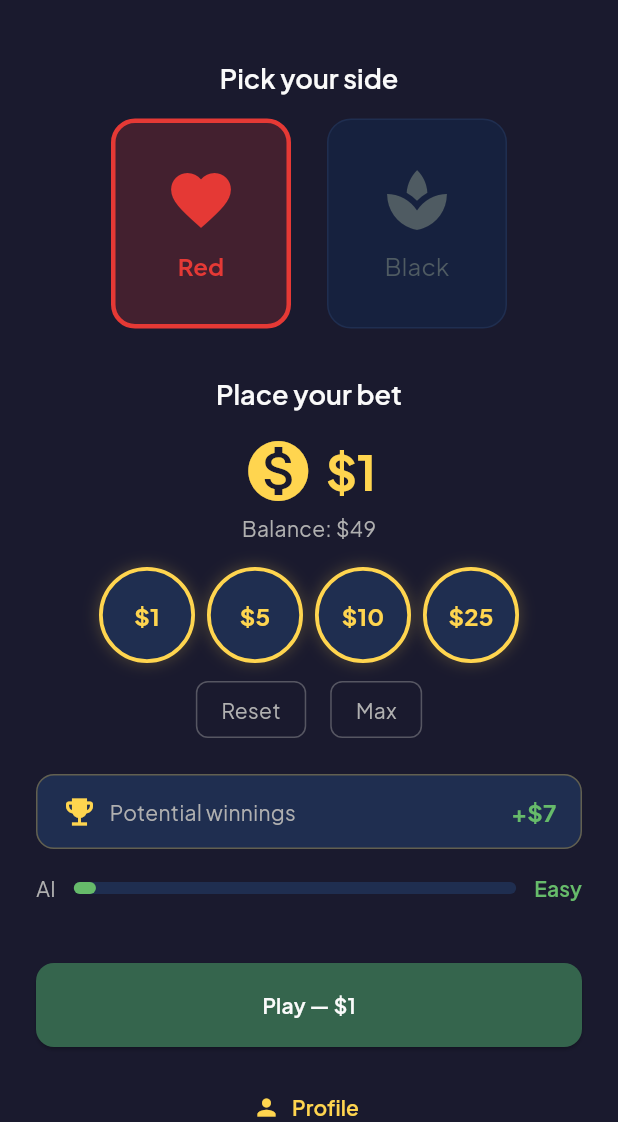
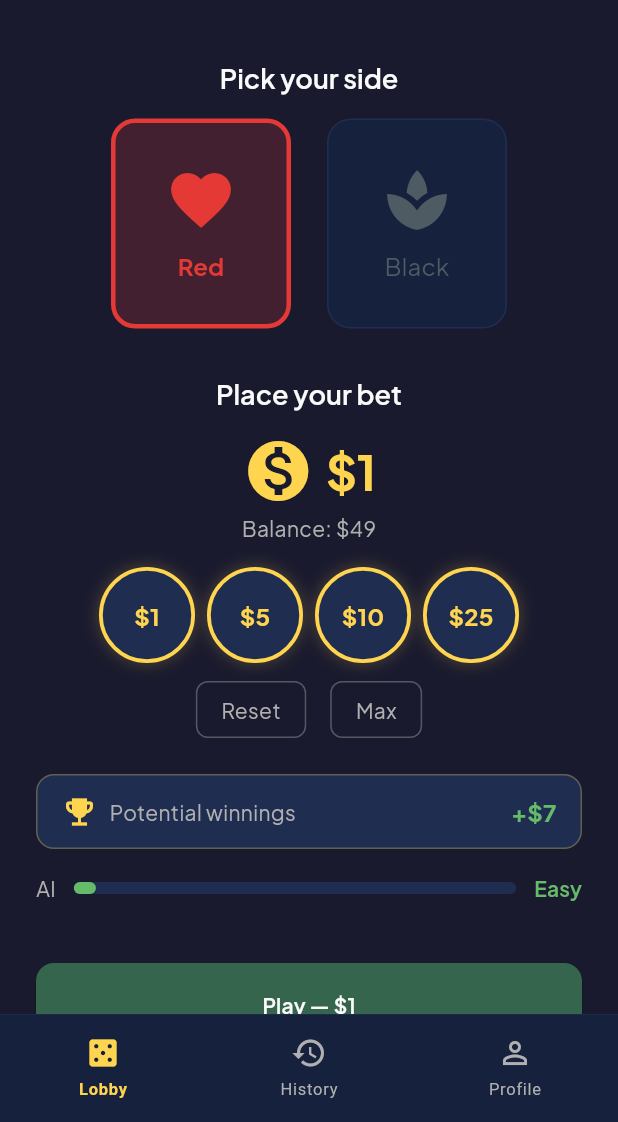
Before and after one commit to Strime/tictacbet, a Flutter app: the screen it shows after launch, on a phone screen of 412 x 824 dp, the part 114-1236 px from its top. Run offline on Flutter 3.47's test engine with Material 3 defaults, Android fonts, the phone set to English and light mode, and no system bars; drawn by our look-alikes of flutter_animate; our stand-ins replace equatable, flutter_bloc, freezed_annotation, get_it, go_router, google_fonts and 2 more.

Commit message:
feat: app navigation with animated bottom bar
Introduce StatefulShellRoute.indexedStack with 3 tabs (Lobby, History,
Profile) and a custom animated NavigationBar using flutter_animate.
Game route stays outside the shell for full-screen immersion.

- Replace flat GoRoutes with ShellRoute + 3 StatefulShellBranch
- Create ScaffoldWithNavBar with AnimatedSwitcher, shimmer, haptic
- Remove Scaffold from LobbyPage (shell provides it)
- Switch lobby game nav from context.go to context.push
- Switch game back/playAgain from context.go to context.pop
- Add History and Profile placeholder pages
- Add l10n keys for nav labels and placeholders (EN/FR)
- Remove unused bottomNavigationBarTheme from AppTheme

Co-Authored-By: Claude Opus 4.6 <noreply@anthropic.com>

```diff
--- /dev/null
+++ b/lib/core/navigation/scaffold_with_nav_bar.dart
@@ -0,0 +1,170 @@
+import 'package:flutter/material.dart';
+import 'package:flutter/services.dart';
+import 'package:flutter_animate/flutter_animate.dart';
+import 'package:go_router/go_router.dart';
+
+import '../../l10n/app_localizations.dart';
+import '../theme/app_colors.dart';
+import '../theme/app_spacing.dart';
+
+class ScaffoldWithNavBar extends StatelessWidget {
+  final StatefulNavigationShell navigationShell;
+
+  const ScaffoldWithNavBar({
+    super.key,
+    required this.navigationShell,
+  });
+
+  @override
+  Widget build(BuildContext context) {
+    final l10n = AppLocalizations.of(context)!;
+
+    return Scaffold(
+      body: navigationShell,
+      bottomNavigationBar: _NavBar(
+        selectedIndex: navigationShell.currentIndex,
+        onTap: (index) {
+          HapticFeedback.lightImpact();
+          navigationShell.goBranch(
+            index,
+            initialLocation: index == navigationShell.currentIndex,
+          );
+        },
+        items: [
+          _NavItem(
+            icon: Icons.casino_outlined,
+            selectedIcon: Icons.casino,
+            label: l10n.nav_lobby,
+          ),
+          _NavItem(
+            icon: Icons.history_outlined,
+            selectedIcon: Icons.history,
+            label: l10n.nav_history,
+          ),
+          _NavItem(
+            icon: Icons.person_outline,
+            selectedIcon: Icons.person,
+            label: l10n.nav_profile,
+          ),
+        ],
+      ),
+    );
+  }
+}
+
+class _NavItem {
+  final IconData icon;
+  final IconData selectedIcon;
+  final String label;
+
+  const _NavItem({
+    required this.icon,
+    required this.selectedIcon,
+    required this.label,
+  });
+}
+
+class _NavBar extends StatelessWidget {
+  final int selectedIndex;
+  final ValueChanged<int> onTap;
+  final List<_NavItem> items;
+
+  const _NavBar({
+    required this.selectedIndex,
+    required this.onTap,
+    required this.items,
+  });
+
+  @override
+  Widget build(BuildContext context) {
+    return Container(
+      height: AppSpacing.bottomNavHeight,
+      decoration: const BoxDecoration(
+        color: AppColors.surface,
+        border: Border(
+          top: BorderSide(color: AppColors.surfaceLight, width: 0.5),
+        ),
+      ),
+      child: SafeArea(
+        top: false,
+        child: Row(
+          children: List.generate(items.length, (index) {
+            return Expanded(
+              child: _NavDestination(
+                item: items[index],
+                isSelected: index == selectedIndex,
+                onTap: () => onTap(index),
+              ),
+            );
+          }),
+        ),
+      ),
+    );
+  }
+}
+
+class _NavDestination extends StatelessWidget {
+  final _NavItem item;
+  final bool isSelected;
+  final VoidCallback onTap;
+
+  const _NavDestination({
+    required this.item,
+    required this.isSelected,
+    required this.onTap,
+  });
+
+  @override
+  Widget build(BuildContext context) {
+    return GestureDetector(
+      behavior: HitTestBehavior.opaque,
+      onTap: onTap,
+      child: Column(
+        mainAxisAlignment: MainAxisAlignment.center,
+        children: [
+          AnimatedSwitcher(
+            duration: const Duration(milliseconds: AppSpacing.animationMedium),
+            switchInCurve: Curves.easeOut,
+            switchOutCurve: Curves.easeIn,
+            transitionBuilder: (child, animation) {
+              return FadeTransition(
+                opacity: animation,
+                child: ScaleTransition(scale: animation, child: child),
+              );
+            },
+            child: isSelected
+                ? Icon(
+                    item.selectedIcon,
+                    key: const ValueKey('selected'),
+                    size: AppSpacing.iconMd,
+                    color: AppColors.chipGold,
+                  )
+                    .animate(
+                      onPlay: (c) => c.repeat(reverse: true),
+                    )
+                    .shimmer(
+                      delay: 1.seconds,
+                      duration: 2.seconds,
+                      color: AppColors.chipGold.withValues(alpha: 0.3),
+                    )
+                : Icon(
+                    item.icon,
+                    key: const ValueKey('unselected'),
+                    size: AppSpacing.iconMd,
+                    color: AppColors.textSecondary,
+                  ),
+          ),
+          const SizedBox(height: AppSpacing.xs),
+          AnimatedDefaultTextStyle(
+            duration: const Duration(milliseconds: AppSpacing.animationMedium),
+            style: Theme.of(context).textTheme.labelSmall!.copyWith(
+              fontWeight: isSelected ? FontWeight.w600 : FontWeight.normal,
+              color: isSelected ? AppColors.chipGold : AppColors.textSecondary,
+            ),
+            child: Text(item.label),
+          ),
+        ],
+      ),
+    );
+  }
+}
--- a/lib/core/router/app_router.dart
+++ b/lib/core/router/app_router.dart
@@ -3,11 +3,15 @@ import 'package:go_router/go_router.dart';
 
 import '../../features/game/domain/entities/player_side.dart';
 import '../../features/game/presentation/pages/game_page.dart';
+import '../../features/history/presentation/pages/history_page.dart';
 import '../../features/lobby/presentation/pages/lobby_page.dart';
+import '../../features/profile/presentation/pages/profile_page.dart';
+import '../navigation/scaffold_with_nav_bar.dart';
 
 abstract class AppRoutes {
   static const lobby = '/';
   static const game = '/game';
+  static const history = '/history';
   static const profile = '/profile';
 }
 
@@ -23,25 +27,56 @@ class GameParams {
   });
 }
 
+final _rootNavigatorKey = GlobalKey<NavigatorState>();
+final _lobbyNavigatorKey = GlobalKey<NavigatorState>(debugLabel: 'lobby');
+final _historyNavigatorKey = GlobalKey<NavigatorState>(debugLabel: 'history');
+final _profileNavigatorKey = GlobalKey<NavigatorState>(debugLabel: 'profile');
+
 final appRouter = GoRouter(
+  navigatorKey: _rootNavigatorKey,
   initialLocation: AppRoutes.lobby,
   routes: [
-    GoRoute(
-      path: AppRoutes.lobby,
-      builder: (context, state) => const LobbyPage(),
+    StatefulShellRoute.indexedStack(
+      builder: (context, state, navigationShell) {
+        return ScaffoldWithNavBar(navigationShell: navigationShell);
+      },
+      branches: [
+        StatefulShellBranch(
+          navigatorKey: _lobbyNavigatorKey,
+          routes: [
+            GoRoute(
+              path: AppRoutes.lobby,
+              builder: (context, state) => const LobbyPage(),
+            ),
+          ],
+        ),
+        StatefulShellBranch(
+          navigatorKey: _historyNavigatorKey,
+          routes: [
+            GoRoute(
+              path: AppRoutes.history,
+              builder: (context, state) => const HistoryPage(),
+            ),
+          ],
+        ),
+        StatefulShellBranch(
+          navigatorKey: _profileNavigatorKey,
+          routes: [
+            GoRoute(
+              path: AppRoutes.profile,
+              builder: (context, state) => const ProfilePage(),
+            ),
+          ],
+        ),
+      ],
     ),
     GoRoute(
       path: AppRoutes.game,
+      parentNavigatorKey: _rootNavigatorKey,
       builder: (context, state) {
         final params = state.extra! as GameParams;
         return GamePage(params: params);
       },
     ),
-    GoRoute(
-      path: AppRoutes.profile,
-      builder: (context, state) => const Scaffold(
-        body: Center(child: Text('Profile — TODO')),
-      ),
-    ),
   ],
 );
--- a/lib/core/theme/app_theme.dart
+++ b/lib/core/theme/app_theme.dart
@@ -24,11 +24,6 @@ class AppTheme {
     inputDecorationTheme: _inputDecorationTheme,
     cardTheme: _cardTheme,
     dividerTheme: const DividerThemeData(space: 1, thickness: 1),
-    bottomNavigationBarTheme: const BottomNavigationBarThemeData(
-      backgroundColor: AppColors.surface,
-      selectedItemColor: AppColors.chipGold,
-      unselectedItemColor: AppColors.textSecondary,
-    ),
   );
 
   static AppBarTheme get _appBarTheme => const AppBarTheme(
--- a/lib/features/game/presentation/pages/game_page.dart
+++ b/lib/features/game/presentation/pages/game_page.dart
@@ -138,7 +138,7 @@ class _GameView extends StatelessWidget {
         l10n: l10n,
         onPlayAgain: () {
           Navigator.of(context).pop();
-          context.go(AppRoutes.lobby);
+          context.pop();
         },
       ),
     );
@@ -176,7 +176,7 @@ class _StatusBar extends StatelessWidget {
       mainAxisAlignment: MainAxisAlignment.spaceBetween,
       children: [
         IconButton(
-          onPressed: () => context.go(AppRoutes.lobby),
+          onPressed: () => context.pop(),
           icon: const Icon(Icons.arrow_back),
         ),
         Text(
--- a/lib/features/lobby/presentation/pages/lobby_page.dart
+++ b/lib/features/lobby/presentation/pages/lobby_page.dart
@@ -35,8 +35,7 @@ class _LobbyView extends StatelessWidget {
   Widget build(BuildContext context) {
     final l10n = AppLocalizations.of(context)!;
 
-    return Scaffold(
-      body: SafeArea(
+    return SafeArea(
       child: BlocBuilder<LobbyBloc, LobbyState>(
         builder: (context, state) {
           if (state is! LobbyReady) {
@@ -118,7 +117,7 @@ class _LobbyView extends StatelessWidget {
                   child: ElevatedButton(
                     onPressed: () {
                       HapticFeedback.mediumImpact();
-                        context.go(
+                      context.push(
                         AppRoutes.game,
                         extra: GameParams(
                           humanSide: state.selectedSide,
@@ -138,23 +137,11 @@ class _LobbyView extends StatelessWidget {
                       duration: 1.5.seconds,
                       color: AppColors.chipGold.withValues(alpha: 0.15),
                     ),
-                  const SizedBox(height: AppSpacing.lg),
-
-                  // Profile button
-                  TextButton.icon(
-                    onPressed: () => context.go(AppRoutes.profile),
-                    icon: const Icon(Icons.person, color: AppColors.chipGold),
-                    label: Text(
-                      l10n.profile_title,
-                      style: const TextStyle(color: AppColors.chipGold),
-                    ),
-                  ),
               ],
             ),
           );
         },
       ),
-      ),
     );
   }
 }
--- a/lib/l10n/app_en.arb
+++ b/lib/l10n/app_en.arb
@@ -55,6 +55,15 @@
   "achievement_whale": "Whale",
   "achievement_whale_desc": "Win a game with a $50+ bet",
 
+  "nav_lobby": "Lobby",
+  "nav_history": "History",
+  "nav_profile": "Profile",
+
+  "history_title": "History",
+  "history_comingSoon": "Coming soon",
+
+  "profile_comingSoon": "Coming soon",
+
   "common_error_unknown": "An unexpected error occurred",
   "common_error_storage": "Failed to save data"
 }
--- a/lib/l10n/app_fr.arb
+++ b/lib/l10n/app_fr.arb
@@ -53,6 +53,15 @@
   "achievement_whale": "Whale",
   "achievement_whale_desc": "Gagner avec une mise de 50$+",
 
+  "nav_lobby": "Lobby",
+  "nav_history": "Historique",
+  "nav_profile": "Profil",
+
+  "history_title": "Historique",
+  "history_comingSoon": "Bientôt disponible",
+
+  "profile_comingSoon": "Bientôt disponible",
+
   "common_error_unknown": "Une erreur inattendue s'est produite",
   "common_error_storage": "Échec de la sauvegarde"
 }
--- a/lib/l10n/app_localizations.dart
+++ b/lib/l10n/app_localizations.dart
@@ -380,6 +380,42 @@ abstract class AppLocalizations {
   /// **'Win a game with a \$50+ bet'**
   String get achievement_whale_desc;
 
+  /// No description provided for @nav_lobby.
+  ///
+  /// In en, this message translates to:
+  /// **'Lobby'**
+  String get nav_lobby;
+
+  /// No description provided for @nav_history.
+  ///
+  /// In en, this message translates to:
+  /// **'History'**
+  String get nav_history;
+
+  /// No description provided for @nav_profile.
+  ///
+  /// In en, this message translates to:
+  /// **'Profile'**
+  String get nav_profile;
+
+  /// No description provided for @history_title.
+  ///
+  /// In en, this message translates to:
+  /// **'History'**
+  String get history_title;
+
+  /// No description provided for @history_comingSoon.
+  ///
+  /// In en, this message translates to:
+  /// **'Coming soon'**
+  String get history_comingSoon;
+
+  /// No description provided for @profile_comingSoon.
+  ///
+  /// In en, this message translates to:
+  /// **'Coming soon'**
+  String get profile_comingSoon;
+
   /// No description provided for @common_error_unknown.
   ///
   /// In en, this message translates to:
--- a/lib/l10n/app_localizations_en.dart
+++ b/lib/l10n/app_localizations_en.dart
@@ -156,6 +156,24 @@ class AppLocalizationsEn extends AppLocalizations {
   String get achievement_whale_desc => 'Win a game with a \$50+ bet';
 
   @override
+  String get nav_lobby => 'Lobby';
+
+  @override
+  String get nav_history => 'History';
+
+  @override
+  String get nav_profile => 'Profile';
+
+  @override
+  String get history_title => 'History';
+
+  @override
+  String get history_comingSoon => 'Coming soon';
+
+  @override
+  String get profile_comingSoon => 'Coming soon';
+
+  @override
   String get common_error_unknown => 'An unexpected error occurred';
 
   @override
--- a/lib/l10n/app_localizations_fr.dart
+++ b/lib/l10n/app_localizations_fr.dart
@@ -157,6 +157,24 @@ class AppLocalizationsFr extends AppLocalizations {
   String get achievement_whale_desc => 'Gagner avec une mise de 50\$+';
 
   @override
+  String get nav_lobby => 'Lobby';
+
+  @override
+  String get nav_history => 'Historique';
+
+  @override
+  String get nav_profile => 'Profil';
+
+  @override
+  String get history_title => 'Historique';
+
+  @override
+  String get history_comingSoon => 'Bientôt disponible';
+
+  @override
+  String get profile_comingSoon => 'Bientôt disponible';
+
+  @override
   String get common_error_unknown => 'Une erreur inattendue s\'est produite';
 
   @override
```
Also changed, not shown: lib/features/history/presentation/pages/history_page.dart (added, +41 -0 lines), lib/features/profile/presentation/pages/profile_page.dart (added, +41 -0 lines). Lines whose indentation alone changed are shown as unchanged.
